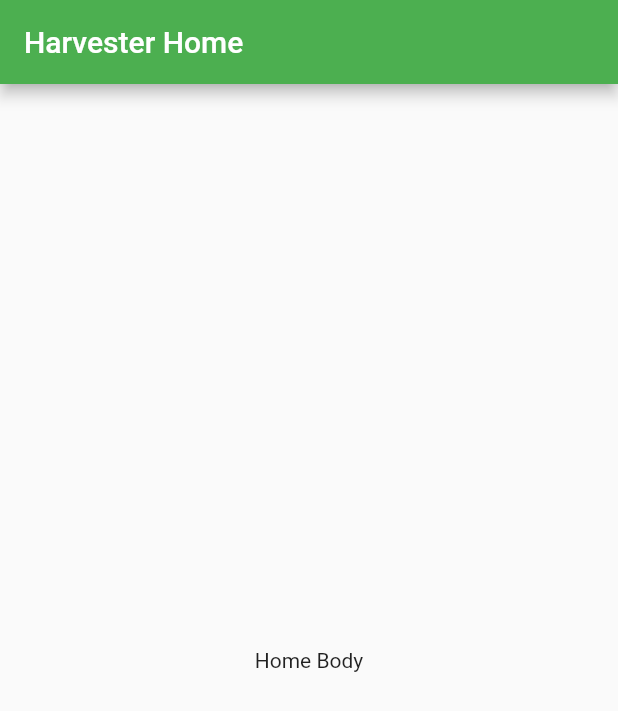
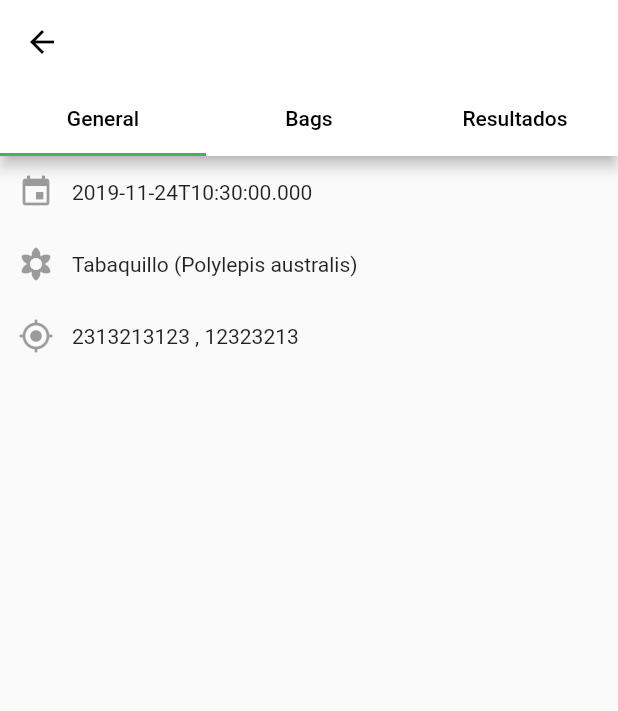
Before and after one commit to pepapod/flutter-harvester, a Flutter app: the screen it shows after launch, on a phone screen of 412 x 824 dp. Shown: the top 711 px of the screen. Run offline on Flutter 3.47's test engine with Material 2 defaults, Android fonts, the phone set to English and light mode, and no system bars.

Commit message:
JLS - started building first UI approach for each harvest

```diff
--- /dev/null
+++ b/lib/org/pepapod/model/Bag.dart
@@ -0,0 +1,24 @@
+
+import 'package:flutter_harvester/org/pepapod/persistance/db-document.dart';
+
+class Bag extends DBDocument{
+
+  final String collectorName;
+  final String bagId;
+
+  Bag(this.collectorName, this.bagId);
+
+  @override
+  String key() {
+    // TODO: implement key
+    return null;
+  }
+
+
+  @override
+  Map<String, dynamic> toJson() {
+    // TODO: implement toJson
+    return null;
+  }
+
+}
--- a/lib/org/pepapod/views/app/harvester-app.dart
+++ b/lib/org/pepapod/views/app/harvester-app.dart
@@ -1,5 +1,6 @@
 import 'package:flutter/material.dart';
 import 'package:flutter_harvester/org/pepapod/theme/harvester-theme.dart';
+import 'package:flutter_harvester/org/pepapod/views/harvest/harvest-view.dart';
 import 'package:flutter_harvester/org/pepapod/views/home/harvester-home.dart';
 
 class HarvesterApp extends StatelessWidget {
@@ -8,7 +9,7 @@ class HarvesterApp extends StatelessWidget {
     return MaterialApp(
       title: 'Harvestor',
       theme: HarvesterTheme.theme,
-      home: HarvesterHome(),
+      home: HarvestView(),
     );
   }
 }
--- /dev/null
+++ b/lib/org/pepapod/views/harvest/harvest-view.dart
@@ -0,0 +1,97 @@
+import 'package:flutter/material.dart';
+import 'package:flutter/widgets.dart';
+import 'package:flutter_harvester/org/pepapod/model/Bag.dart';
+import 'package:flutter_harvester/org/pepapod/model/Harvest.dart';
+import 'package:flutter_harvester/org/pepapod/views/harvest/tabview/harvest-bags-tabview.dart';
+import 'package:flutter_harvester/org/pepapod/views/harvest/tabview/harvest-general-tabview.dart';
+
+class HarvestView extends StatelessWidget {
+
+  final List<Bag> myBags = <Bag>[
+    Bag('Julian', '12345'),
+    Bag('Fragancia', '5556'),
+    Bag('Julian', '55544')
+  ];
+
+  @override
+  Widget build(BuildContext context) {
+    return _buildTopTabBar(context);
+  }
+
+  Widget _buildTopTabBar(BuildContext context) {
+    return DefaultTabController(
+        length: 3,
+        child: Scaffold(
+          appBar: _buildAppBar(context),
+          body: TabBarView(
+            children: <Widget>[
+              _buildGeneralTabBarView(),
+              _buildBagsTabBarView(),
+              _buildResultsTabBarView()
+            ],
+          ),
+        ));
+  }
+
+  Widget _buildAppBar(BuildContext context) {
+    return AppBar(
+      backgroundColor: Colors.white,
+      automaticallyImplyLeading: true,
+      leading: IconButton(
+        icon: Icon(Icons.arrow_back, color: Colors.black),
+        onPressed: () => Navigator.pop(context, false),
+      ),
+      bottom: _buildTabBar(),
+    );
+  }
+
+  Widget _buildTabBar() {
+    return TabBar(
+      tabs: <Widget>[_buildGeneralTab(), _buildBagsTab(), _buildResultsTab()],
+    );
+  }
+
+  Widget _buildGeneralTab() {
+    return Tab(
+      child: Text(
+        'General',
+        style: TextStyle(color: Colors.black),
+      ),
+    );
+  }
+
+  Widget _buildBagsTab() {
+    return Tab(
+      child: Text(
+        'Bags',
+        style: TextStyle(color: Colors.black),
+      ),
+    );
+  }
+
+  Widget _buildResultsTab() {
+    return Tab(
+      child: Text(
+        'Resultados',
+        style: TextStyle(color: Colors.black),
+      ),
+    );
+  }
+
+  Widget _buildGeneralTabBarView() {
+    return HarvestGeneralTabView(
+    );
+  }
+
+  Widget _buildBagsTabBarView() {
+    return HarvestBagsTabView(
+      bagList: myBags,
+    );
+  }
+
+  Widget _buildResultsTabBarView() {
+    return Scaffold(
+      backgroundColor: Colors.red,
+    );
+  }
+}
--- /dev/null
+++ b/lib/org/pepapod/views/harvest/tabview/harvest-general-tabview.dart
@@ -0,0 +1,44 @@
+import 'package:flutter/material.dart';
+import 'package:flutter/widgets.dart';
+
+class HarvestGeneralTabView extends StatelessWidget {
+  @override
+  Widget build(BuildContext context) {
+    return Column(
+      mainAxisAlignment: MainAxisAlignment.start,
+      crossAxisAlignment: CrossAxisAlignment.start,
+      children: <Widget>[
+        _buildDateRow(),
+        _buildSpecieRow(),
+        _buildZoneRow(),
+      ],
+    );
+  }
+
+  Widget _buildDateRow() {
+    return Row(
+      children: <Widget>[
+        IconButton(icon: Icon(Icons.event)),
+        Text(DateTime.now().toIso8601String())
+      ],
+    );
+  }
+
+  Widget _buildSpecieRow() {
+    return Row(
+      children: <Widget>[
+        IconButton(icon: Icon(Icons.filter_vintage)),
+        Text('Tabaquillo (Polylepis australis)')
+      ],
+    );
+  }
+
+  Widget _buildZoneRow() {
+    return Row(
+      children: <Widget>[
+        IconButton(icon: Icon(Icons.gps_fixed)),
+        Text('2313213123 , 12323213')
+      ],
+    );
+  }
+}
--- a/lib/org/pepapod/views/home/harvester-home.dart
+++ b/lib/org/pepapod/views/home/harvester-home.dart
@@ -1,6 +1,7 @@
 import 'package:flutter/material.dart';
 
 class HarvesterHome extends StatelessWidget {
+
   @override
   Widget build(BuildContext context) {
     return Scaffold(
```
Also changed, not shown: lib/org/pepapod/model/Harvest.dart (added, +26 -0 lines), lib/org/pepapod/views/harvest/tabview/harvest-bags-tabview.dart (added, +25 -0 lines), lib/org/pepapod/views/harvest/widget/harvest-bag-card.dart (added, +55 -0 lines).
